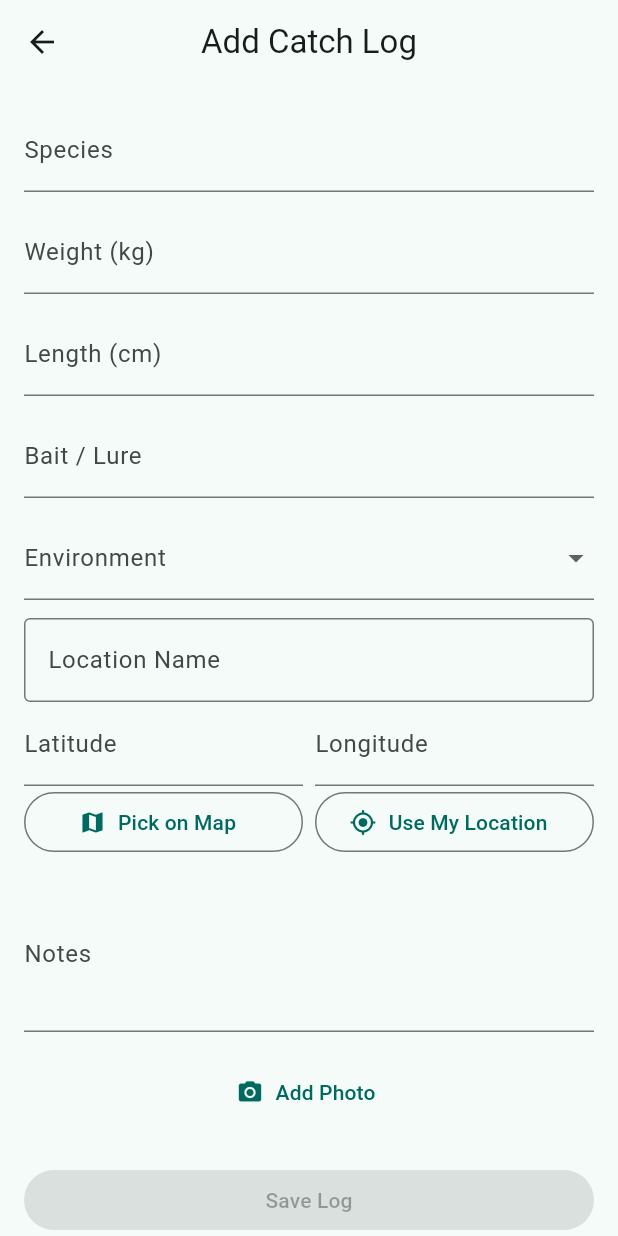
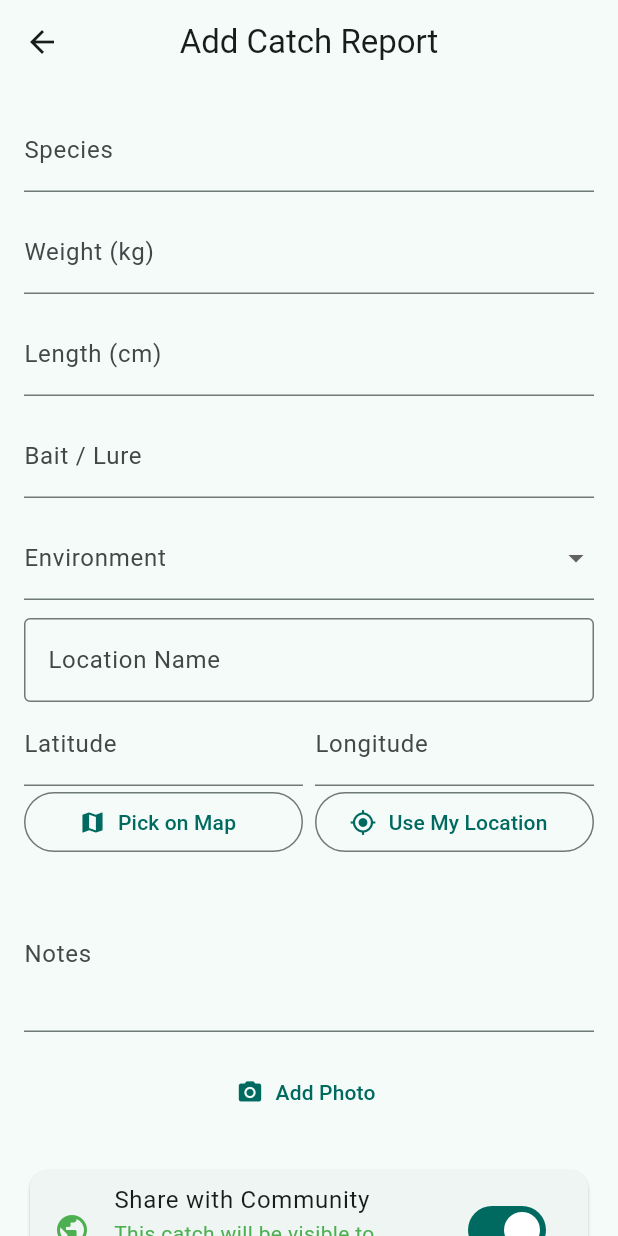
Before and after one commit to jemaineosia/anglers_spot, a Flutter app: the screen it shows once a user with an empty profile is signed in, item 3 of the bottom bar chosen, after a tap on the "add" icon, on a phone screen of 412 x 824 dp. Run offline on Flutter 3.47's test engine with Material 3 defaults, Android fonts, the light colour scheme and no system bars; our stand-ins replace flutter_riverpod, geocoding, geolocator, google_maps_flutter, image_picker, logger and 2 more; accounts and stored records are empty.

Commit message:
modify the catch report

```diff
--- a/lib/features/catch_log/models/catch_log.dart
+++ b/lib/features/catch_log/models/catch_log.dart
@@ -11,6 +11,8 @@ class CatchLog {
   final double? lon;
   final String? locationName;
   final String? photoUrl;
+  final bool isPublic; // Whether the catch is visible to the community
+  final int likesCount; // Number of likes from other users
   final DateTime createdAt;
 
   CatchLog({
@@ -26,6 +28,8 @@ class CatchLog {
     this.lon,
     this.locationName,
     this.photoUrl,
+    this.isPublic = true, // Default to public
+    this.likesCount = 0,
     required this.createdAt,
   });
 
@@ -42,6 +46,8 @@ class CatchLog {
     lon: (json['lon'] as num?)?.toDouble(),
     locationName: json['location_name'] as String?,
     photoUrl: json['photo_url'] as String?,
+    isPublic: (json['is_public'] as bool?) ?? true,
+    likesCount: (json['likes_count'] as int?) ?? 0,
     createdAt: DateTime.parse(json['created_at'] as String),
   );
 
@@ -56,5 +62,7 @@ class CatchLog {
     'lon': lon,
     'location_name': locationName,
     'photo_url': photoUrl,
+    'is_public': isPublic,
+    'likes_count': likesCount,
   };
 }
--- a/lib/features/catch_log/view/catch_log_form.dart
+++ b/lib/features/catch_log/view/catch_log_form.dart
@@ -32,6 +32,7 @@ class _CatchLogFormState extends ConsumerState<CatchLogForm> {
 
   String? _environment;
   File? _photo;
+  bool _isPublic = true; // Default to public
 
   @override
   void initState() {
@@ -137,8 +138,8 @@ class _CatchLogFormState extends ConsumerState<CatchLogForm> {
       locationName: _locationName.text.trim().isEmpty
           ? null
           : _locationName.text.trim(),
-
       photoUrl: photoUrl,
+      isPublic: _isPublic,
       createdAt: DateTime.now(),
     );
 
@@ -151,7 +152,7 @@ class _CatchLogFormState extends ConsumerState<CatchLogForm> {
   @override
   Widget build(BuildContext context) {
     return Scaffold(
-      appBar: AppBar(title: const Text("Add Catch Log")),
+      appBar: AppBar(title: const Text("Add Catch Report")),
       body: Form(
         key: _formKey,
         child: ListView(
@@ -291,9 +292,33 @@ class _CatchLogFormState extends ConsumerState<CatchLogForm> {
               label: const Text("Add Photo"),
             ),
             const SizedBox(height: 24),
+
+            // Public/Private Toggle
+            Card(
+              child: SwitchListTile(
+                title: const Text("Share with Community"),
+                subtitle: Text(
+                  _isPublic
+                      ? "This catch will be visible to everyone"
+                      : "Only you can see this catch",
+                  style: TextStyle(
+                    color: _isPublic ? Colors.green : Colors.grey[600],
+                  ),
+                ),
+                value: _isPublic,
+                onChanged: (value) => setState(() => _isPublic = value),
+                secondary: Icon(
+                  _isPublic ? Icons.public : Icons.lock_outline,
+                  color: _isPublic ? Colors.green : Colors.grey,
+                ),
+              ),
+            ),
+            const SizedBox(height: 24),
+
+            const SizedBox(height: 24),
             FilledButton(
               onPressed: _isLocationValid ? _submit : null,
-              child: const Text("Save Log"),
+              child: const Text("Save Report"),
             ),
           ],
         ),
--- a/lib/features/catch_log/view/catch_log_list.dart
+++ b/lib/features/catch_log/view/catch_log_list.dart
@@ -13,13 +13,13 @@ class CatchLogListPage extends ConsumerWidget {
     final asyncLogs = ref.watch(catchLogProvider);
 
     return Scaffold(
-      appBar: AppBar(title: const Text("My Catch Logs")),
+      appBar: AppBar(title: const Text("My Catch Reports")),
       body: asyncLogs.when(
         loading: () => const Center(child: CircularProgressIndicator()),
         error: (e, st) => Center(child: Text("Error: $e")),
         data: (logs) {
           if (logs.isEmpty) {
-            return const Center(child: Text("No catches logged yet."));
+            return const Center(child: Text("No catches reported yet."));
           }
 
           return ListView.builder(
@@ -36,9 +36,20 @@ class CatchLogListPage extends ConsumerWidget {
                           fit: BoxFit.cover,
                         )
                       : const Icon(Icons.image_not_supported, size: 40),
-                  title: Text(
-                    log.species,
-                    style: const TextStyle(fontWeight: FontWeight.bold),
+                  title: Row(
+                    children: [
+                      Expanded(
+                        child: Text(
+                          log.species,
+                          style: const TextStyle(fontWeight: FontWeight.bold),
+                        ),
+                      ),
+                      Icon(
+                        log.isPublic ? Icons.public : Icons.lock_outline,
+                        size: 16,
+                        color: log.isPublic ? Colors.green : Colors.grey,
+                      ),
+                    ],
                   ),
                   subtitle: Text(
                     "${log.locationName ?? 'Unknown location'} • "
--- a/lib/features/main/view/main_page.dart
+++ b/lib/features/main/view/main_page.dart
@@ -41,7 +41,7 @@ class _MainPageState extends State<MainPage> {
           ),
           NavigationDestination(
             icon: Icon(LucideIcons.fish),
-            label: "Catch Log",
+            label: "Catch Report",
           ),
           NavigationDestination(
             icon: Icon(LucideIcons.cloudSun),
```
Also changed, not shown: lib/features/catch_log/view/catch_log_detail.dart (+32 -6 lines), 4 other files.
